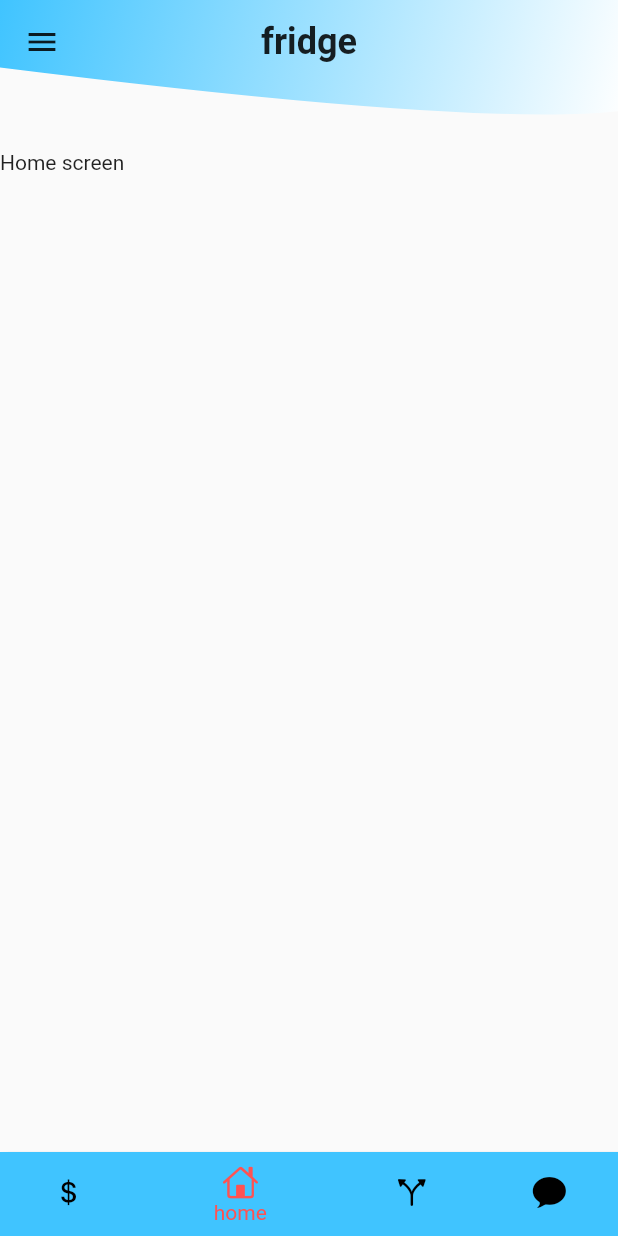
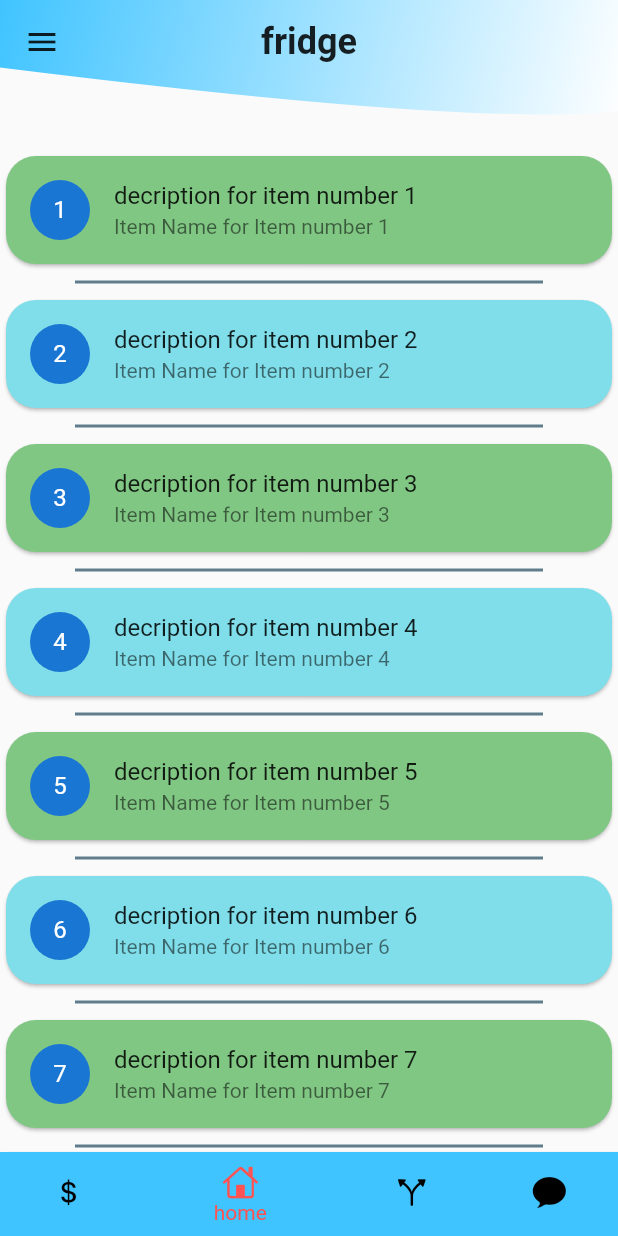
Before and after one commit to LBSimab/Fridge, a Flutter app: the screen it shows after launch, on a phone screen of 412 x 824 dp. Run offline on Flutter 3.47's test engine with Material 2 defaults, Android fonts, the phone set to English and light mode, and no system bars; our stand-ins replace floating_bottom_navigation_bar, flutter_easyloading, get.

Commit message:
ListView and model data

```diff
--- a/lib/Pages/dashboard/dashboard_page.dart
+++ b/lib/Pages/dashboard/dashboard_page.dart
@@ -41,7 +41,7 @@ class Dashboard extends GetView<DashboardController> {
 
       bottomNavigationBar: Obx( () =>
        ClipPath(
-         clipper: MyCustomClipperForBottomNavigationBar(),
+         clipper: MyCustomClipperForBottomNavigationBar (),
          child: BottomNavigationBar(
 
             unselectedItemColor: Colors.black,
--- a/lib/Pages/home/home_page.dart
+++ b/lib/Pages/home/home_page.dart
@@ -2,6 +2,7 @@ import 'package:flutter/material.dart';
 import 'package:get/get.dart';
 import 'package:sidebaaar/Pages/home/home_controller.dart';
 import 'package:floating_bottom_navigation_bar/floating_bottom_navigation_bar.dart';
+import 'package:sidebaaar/Utills/listview_kullanimi.dart';
 import '../../Utills/custom_clipper.dart';
 class HomePage extends GetView<HomeController> {
 
@@ -101,7 +102,7 @@ class HomePage extends GetView<HomeController> {
 
 
 
-      body: SafeArea(child: Text("Home screen")),
+      body: ListViewKullanimi(),
 
 
 
--- a/lib/Pages/votes/votes_page.dart
+++ b/lib/Pages/votes/votes_page.dart
@@ -1,8 +1,10 @@
 import 'package:get/get.dart';
 import 'package:sidebaaar/Pages/votes/votes_controller.dart';
 import 'package:flutter/material.dart';
+import 'package:sidebaaar/Utills/VotesList.dart';
 
 import '../../Utills/custom_clipper.dart';
+import '../../Utills/listview_kullanimi.dart';
 
 class VotePage extends GetView<VotesController> {
   const VotePage({Key? key}) : super(key: key);
@@ -11,7 +13,7 @@ class VotePage extends GetView<VotesController> {
   Widget build(BuildContext context) {
     return Scaffold(
       body: SafeArea(
-        child: Text('VotePage'),
+        child: VoteList(),
       ),
 
        appBar:   PreferredSize(
--- /dev/null
+++ b/lib/Utills/FridgeController.dart
@@ -0,0 +1,5 @@
+import 'package:get/get.dart';
+
+class FridgeController extends GetxController{
+
+}
--- /dev/null
+++ b/lib/Utills/ListController.dart
@@ -0,0 +1,6 @@
+import 'package:get/get.dart';
+
+class ListController extends GetxController{
+
+
+}
--- /dev/null
+++ b/lib/Utills/VotesController.dart
@@ -0,0 +1,4 @@
+import 'package:get/get.dart';
+class VoteListController extends GetxController {
+
+}
--- /dev/null
+++ b/lib/Utills/listview_kullanimi.dart
@@ -0,0 +1,122 @@
+import 'package:flutter/material.dart';
+import 'package:flutter_easyloading/flutter_easyloading.dart';
+import 'package:get/get.dart';
+
+import 'ListController.dart';
+
+class ListViewKullanimi extends GetView<ListController> {
+  ListViewKullanimi({Key? key}) : super(key: key);
+  final ListController controller = Get.put(ListController());
+  List<itemdata> tumOgrenciler = List.generate(
+    50,
+    (index) =>itemdata(index + 1, "Item Number${index + 1}", true, "decription for item number ${index+1 }", index + 2, "Item Name for Item number ${index+1}"),
+  );
+
+  @override
+  Widget build(BuildContext context) {
+    return Scaffold(
+      body: ListView.separated(
+        itemBuilder: (context, index) {
+          var item = tumOgrenciler[index];
+          return Card(
+            color: index % 2 == 0 ? Colors.green[300] : Colors.cyan[200],
+            shape:
+                RoundedRectangleBorder(borderRadius: BorderRadius.circular(20)),
+            child: ListTile(
+              title: Text(item.dec),
+              subtitle: Text(item.name),
+              leading: CircleAvatar(
+                child: Text(item.id.toString()),
+              ),
+              onTap: () {
+                EasyLoading.showToast(
+                  "Eleman Tiklandi",
+                  toastPosition: EasyLoadingToastPosition.bottom,
+                );
+              },
+                onLongPress: () {
+                  _alertDialogIslemleri(context, item.name);
+                }
+            ),
+
+          );
+        },
+        separatorBuilder: (context, index) {
+          return const Divider(
+            color: Colors.blueGrey,
+            thickness: 2,
+            indent: 50,
+            endIndent: 50,
+          );
+        },
+        itemCount: tumOgrenciler.length,
+      ),
+    );
+  }
+
+  ListView listviewBuilder() {
+    return ListView.builder(
+      itemBuilder: (BuildContext context, int index) {
+        var currentitem = tumOgrenciler[index];
+        return Card(
+          color: index % 2 == 0 ? Colors.amber[200] : Colors.blue[200],
+          shadowColor: index % 2 == 0 ? Colors.blue[200] : Colors.amber[200],
+          elevation: 12,
+          shape: RoundedRectangleBorder(
+            borderRadius: BorderRadius.circular(15),
+          ),
+          child: ListTile(
+            title: Text(currentitem.name),
+            subtitle: Text(currentitem.dec),
+            leading: CircleAvatar(
+              child: Text(currentitem.id.toString()),
+            ),
+          ),
+        );
+      },
+      itemCount: tumOgrenciler.length,
+    );
+  }
+
+
+}
+
+class itemdata {
+  final int id;
+  final String img;
+  final bool existence;
+  final String dec;
+  final int expdate;
+  final String name;
+
+  itemdata(this.id, this.img, this.existence,this.dec,this.expdate,this.name);
+}
+
+void _alertDialogIslemleri(BuildContext myContext, String name) {
+  showDialog(
+      context: myContext,
+      builder: (contex) {
+        return AlertDialog(
+          title: Text(name),
+          content: const Text("item name"),
+          actions: [
+            ButtonBar(
+              children: [
+                TextButton(
+                  onPressed: () {},
+                  child: const Text(
+                    "keep",
+                  ),
+                ),
+                TextButton(
+                  onPressed: () {},
+                  child: const Text(
+                    "delete",
+                  ),
+                ),
+              ],
+            )
+          ],
+        );
+      });
+}
--- a/pubspec.yaml
+++ b/pubspec.yaml
@@ -32,6 +32,7 @@ dependencies:
   http: ^0.13.4
   floating_bottom_navigation_bar: ^1.5.2
   get: ^4.6.3
+  flutter_easyloading: ^3.0.3
   url_launcher:
   # The following adds the Cupertino Icons font to your application.
   # Use with the CupertinoIcons class for iOS style icons.
```
Also changed, not shown: lib/Pages/cash/cash_page.dart (+11 -1 lines), lib/Utills/VotesList.dart (added, +99 -0 lines), lib/Utills/FridgeList.dart (added), pubspec.lock.
